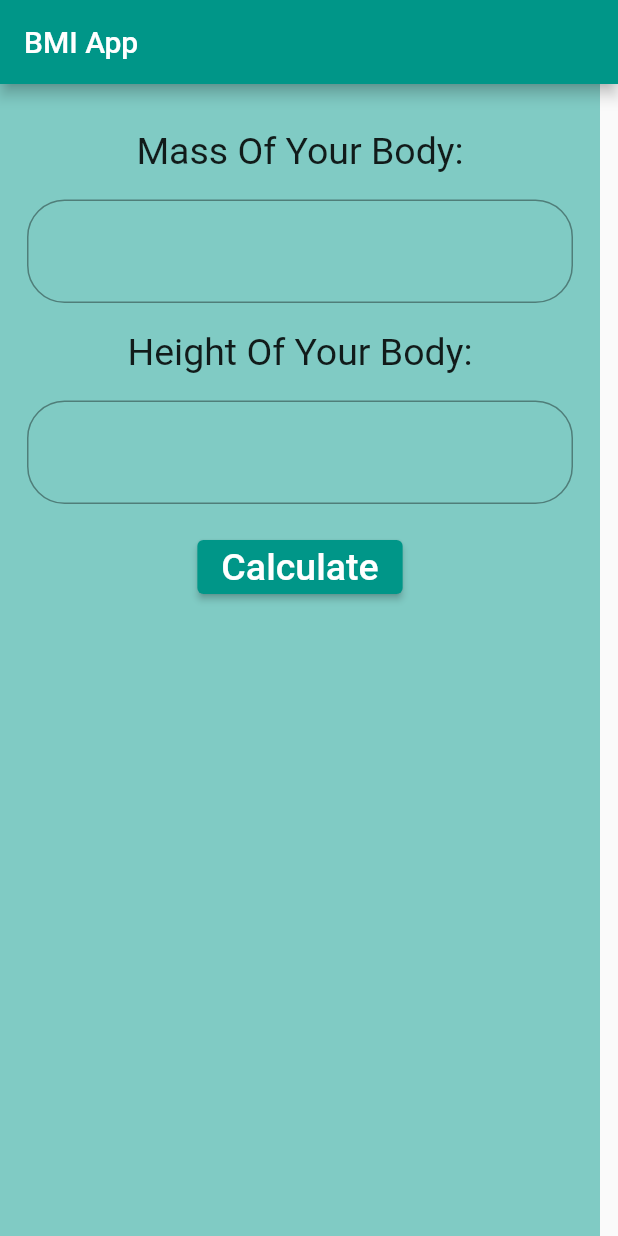
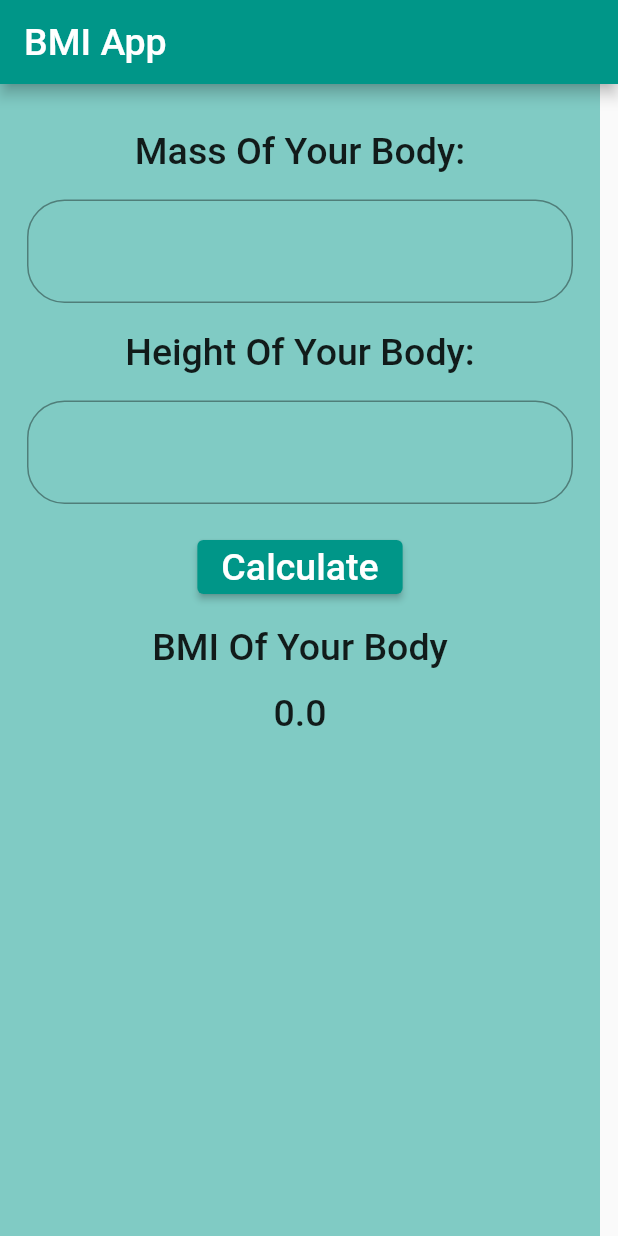
Before and after one commit to Sayyad-Amin/sp21-bcs-015, a Flutter app: the screen it shows after launch, after a tap on "Calculate", on a phone screen of 412 x 824 dp. Run offline on Flutter 3.47's test engine with Material 2 defaults, Android fonts, the phone set to English and light mode, and no system bars; our stand-ins replace assets_audio_player.

Commit message:
updatted commit

```diff
--- a/bmi_app/lib/main.dart
+++ b/bmi_app/lib/main.dart
@@ -30,7 +30,7 @@ class MyHomePage extends StatefulWidget {
 class _MyHomePageState extends State<MyHomePage> {
   var massText=TextEditingController();
   var heightText=TextEditingController();
-   String bmiBody='';
+   var bmiBody=0.0;
   double mass=0,height=0;
   double bmi(mass,height){
     double bodymassindex=mass/(sqrt(height));
@@ -47,7 +47,7 @@ class _MyHomePageState extends State<MyHomePage> {
   Widget build(BuildContext context) {
     return Scaffold(
       appBar: AppBar(
-        title: Text('BMI App'),
+        title: Text('BMI App',style: TextStyle(fontSize: 25),),
       ),
       body: Container(
         width: 400,
@@ -56,29 +56,29 @@ class _MyHomePageState extends State<MyHomePage> {
           children: [
             SizedBox(height: 30),
             Text('Mass Of Your Body:',
-              style: TextStyle(fontSize: 25),),
+              style: TextStyle(fontSize: 25,fontWeight: FontWeight.w500),),
             Padding(
               padding: const EdgeInsets.all(18.0),
               child: TextField(controller: massText,decoration: InputDecoration(
                   border: OutlineInputBorder(
                       borderRadius: BorderRadius.circular(25)
                   )
-              ),style: TextStyle(fontSize: 25),),
+              ),style: TextStyle(fontSize: 25,fontWeight: FontWeight.w500),),
             ),
               Text('Height Of Your Body:',
-                style: TextStyle(fontSize: 25),),
+                style: TextStyle(fontSize: 25,fontWeight: FontWeight.w500),),
               Padding(
                 padding: const EdgeInsets.all(18.0),
                 child: TextField(controller: heightText,decoration: InputDecoration(
                   border: OutlineInputBorder(
                     borderRadius: BorderRadius.circular(25)
                   )
-                ),style: TextStyle(fontSize: 25),),
+                ),style: TextStyle(fontSize: 25,fontWeight: FontWeight.w500),),
               ),
               ElevatedButton(onPressed: (){
-                var mass=int.parse(massText.text.toString());
-                var height=int.parse(heightText.text.toString());
-                bmiBody="Bmi Of Your Body\n ${mass/(sqrt(height))}";
+                var mass=double.parse(massText.text.toString());
+                var height=double.parse(heightText.text.toString());
+                bmiBody=mass/(sqrt(height));
                 setState(() {
 
                 });
@@ -86,7 +86,11 @@ class _MyHomePageState extends State<MyHomePage> {
                   child: Text('Calculate',
                     style: TextStyle(fontSize: 25))),
               SizedBox(height: 15),
-              Text(bmiBody,style: TextStyle(fontSize: 25,fontWeight: FontWeight.w500),)
+            Text('BMI Of Your Body',
+              style: TextStyle(fontSize: 25,
+                  fontWeight: FontWeight.w500),),
+              SizedBox(height: 15),
+              Text('$bmiBody',style: TextStyle(fontSize: 25,fontWeight: FontWeight.w500),)
           ],
         ),
       )
```
